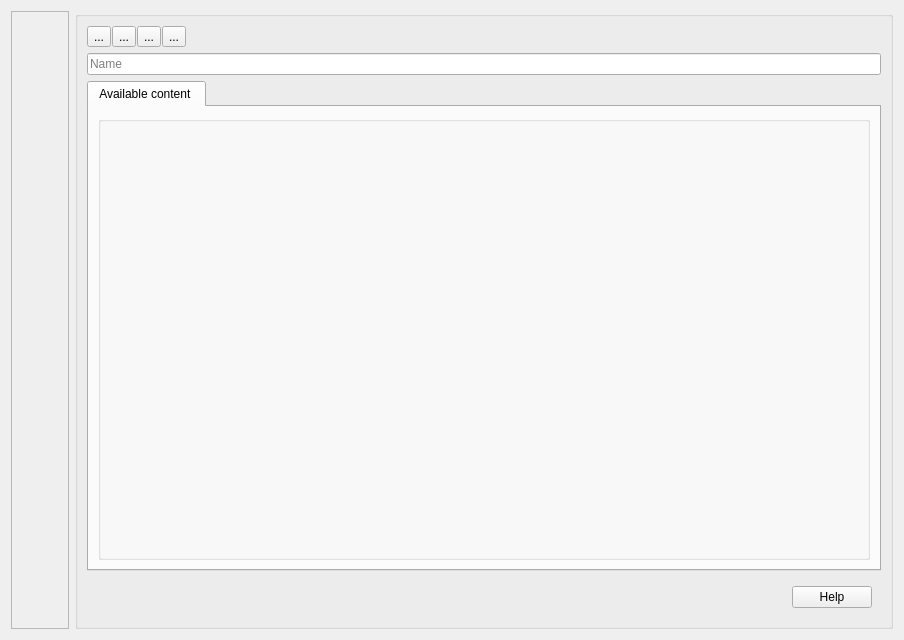
Qt form DiagramForm.ui (fritzone/ddm) before a commit.
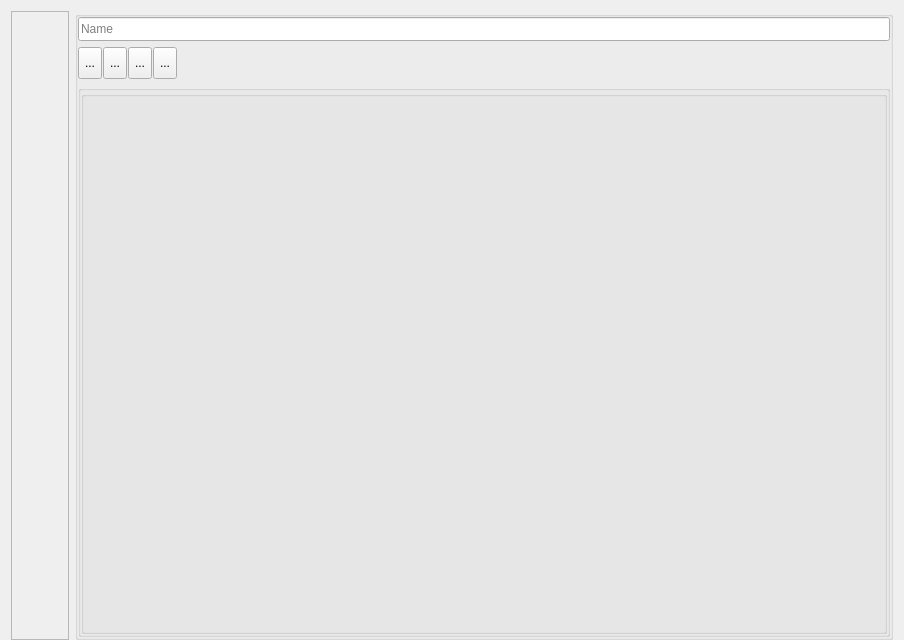
The same form after that commit. Icons and pictures are not drawn.

```diff
--- a/DiagramForm.ui
+++ b/DiagramForm.ui
@@ -14,6 +14,9 @@
    <string>Form</string>
   </property>
   <layout class="QHBoxLayout" name="horizontalLayout_3">
+   <property name="bottomMargin">
+    <number>0</number>
+   </property>
    <item>
     <widget class="QFrame" name="frameForUnlockButton">
      <property name="frameShape">
@@ -101,7 +104,26 @@
      <property name="title">
       <string/>
      </property>
+     <property name="flat">
+      <bool>true</bool>
+     </property>
      <layout class="QVBoxLayout" name="verticalLayout">
+      <property name="margin">
+       <number>0</number>
+      </property>
+      <item>
+       <widget class="QLineEdit" name="txtDiagramName">
+        <property name="maximumSize">
+         <size>
+          <width>16777215</width>
+          <height>24</height>
+         </size>
+        </property>
+        <property name="placeholderText">
+         <string>Name</string>
+        </property>
+       </widget>
+      </item>
       <item>
        <layout class="QHBoxLayout" name="horizontalLayout_5">
         <property name="spacing">
@@ -214,38 +236,23 @@
         </item>
        </layout>
       </item>
-      <item>
-       <layout class="QHBoxLayout" name="horizontalLayout_4">
-        <property name="spacing">
-         <number>0</number>
-        </property>
-        <item>
-         <widget class="QLineEdit" name="txtDiagramName">
-          <property name="maximumSize">
-           <size>
-            <width>16777215</width>
-            <height>24</height>
-           </size>
-          </property>
-          <property name="placeholderText">
-           <string>Name</string>
-          </property>
-         </widget>
-        </item>
-       </layout>
-      </item>
       <item>
        <layout class="QHBoxLayout" name="horizontalLayout">
-        <item>
-         <widget class="QTabWidget" name="tabWidget">
-          <property name="currentIndex">
+        <property name="spacing">
            <number>0</number>
           </property>
-          <widget class="QWidget" name="tab">
-           <attribute name="title">
-            <string>Available content </string>
-           </attribute>
+        <item>
+         <widget class="QGroupBox" name="groupBox1">
+          <property name="flat">
+           <bool>true</bool>
+          </property>
            <layout class="QVBoxLayout" name="verticalLayout_2">
+           <property name="spacing">
+            <number>0</number>
+           </property>
+           <property name="margin">
+            <number>0</number>
+           </property>
             <item>
              <widget class="QGroupBox" name="groupBox">
               <property name="title">
@@ -266,42 +273,9 @@
             </item>
            </layout>
           </widget>
-         </widget>
         </item>
        </layout>
       </item>
-      <item>
-       <widget class="QFrame" name="frame_3">
-        <property name="sizePolicy">
-         <sizepolicy hsizetype="Preferred" vsizetype="Minimum">
-          <horstretch>0</horstretch>
-          <verstretch>0</verstretch>
-         </sizepolicy>
-        </property>
-        <layout class="QHBoxLayout" name="horizontalLayout_6">
-         <item>
-          <spacer name="horizontalSpacer_2">
-           <property name="orientation">
-            <enum>Qt::Horizontal</enum>
-           </property>
-           <property name="sizeHint" stdset="0">
-            <size>
-             <width>40</width>
-             <height>20</height>
-            </size>
-           </property>
-          </spacer>
-         </item>
-         <item>
-          <widget class="QPushButton" name="btnHelp">
-           <property name="text">
-            <string>Help</string>
-           </property>
-          </widget>
-         </item>
-        </layout>
-       </widget>
-      </item>
      </layout>
     </widget>
    </item>
```
Left out of the diff: 16 changed lines with no effect on the pictures. Lines whose indentation alone changed are shown as unchanged.
